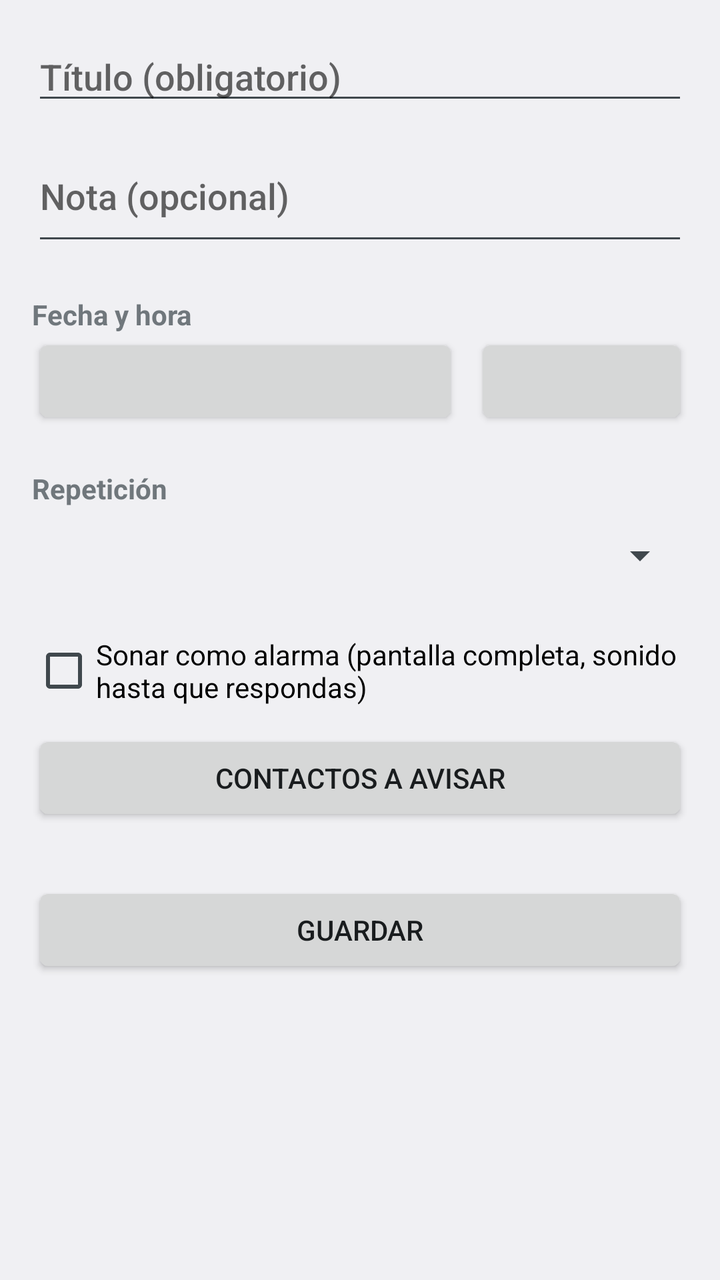
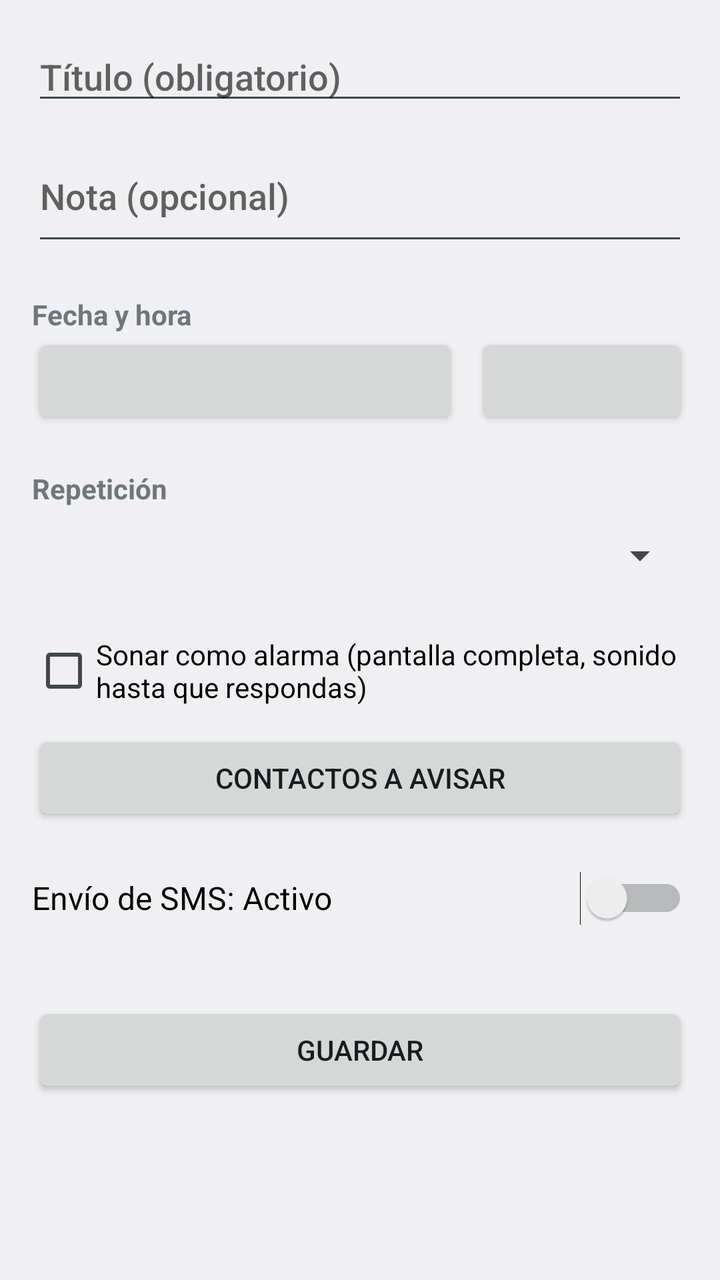

An Android layout rendered at two revisions. The XML below is the earlier revision; the diff shows what the commit changed to produce the second picture.
<!-- AndroidManifest.xml: application theme Tema -->
<!-- res/layout/activity_editar.xml -->
<?xml version="1.0" encoding="utf-8"?>
<ScrollView xmlns:android="http://schemas.android.com/apk/res/android"
    android:layout_width="match_parent"
    android:layout_height="match_parent">

    <LinearLayout
        android:layout_width="match_parent"
        android:layout_height="wrap_content"
        android:orientation="vertical"
        android:padding="16dp">

        <EditText
            android:id="@+id/etTitulo"
            android:layout_width="match_parent"
            android:layout_height="wrap_content"
            android:hint="Título (obligatorio)"
            android:inputType="textCapSentences"
            android:maxLines="1" />

        <EditText
            android:id="@+id/etNota"
            android:layout_width="match_parent"
            android:layout_height="wrap_content"
            android:layout_marginTop="8dp"
            android:hint="Nota (opcional)"
            android:inputType="textCapSentences|textMultiLine"
            android:minLines="2" />

        <TextView
            android:layout_width="wrap_content"
            android:layout_height="wrap_content"
            android:layout_marginTop="20dp"
            android:text="Fecha y hora"
            android:textStyle="bold" />

        <LinearLayout
            android:layout_width="match_parent"
            android:layout_height="wrap_content"
            android:orientation="horizontal">

            <Button
                android:id="@+id/btnFecha"
                android:layout_width="0dp"
                android:layout_height="wrap_content"
                android:layout_weight="2" />

            <Button
                android:id="@+id/btnHora"
                android:layout_width="0dp"
                android:layout_height="wrap_content"
                android:layout_marginStart="8dp"
                android:layout_weight="1" />
        </LinearLayout>

        <TextView
            android:layout_width="wrap_content"
            android:layout_height="wrap_content"
            android:layout_marginTop="20dp"
            android:text="Repetición"
            android:textStyle="bold" />

        <Spinner
            android:id="@+id/spRepeticion"
            android:layout_width="match_parent"
            android:layout_height="wrap_content"
            android:minHeight="48dp" />

        <LinearLayout
            android:id="@+id/filaDias"
            android:layout_width="match_parent"
            android:layout_height="wrap_content"
            android:orientation="horizontal"
            android:visibility="gone" />

        <LinearLayout
            android:id="@+id/filaExtra"
            android:layout_width="match_parent"
            android:layout_height="wrap_content"
            android:orientation="vertical" />

        <CheckBox
            android:id="@+id/cbAlarma"
            android:layout_width="match_parent"
            android:layout_height="wrap_content"
            android:layout_marginTop="16dp"
            android:text="Sonar como alarma (pantalla completa, sonido hasta que respondas)" />

        <Button
            android:id="@+id/btnContactos"
            android:layout_width="match_parent"
            android:layout_height="wrap_content"
            android:layout_marginTop="12dp"
            android:text="Contactos a avisar" />

        <TextView
            android:id="@+id/tvSmsAnulado"
            android:layout_width="wrap_content"
            android:layout_height="wrap_content"
            android:text="SMS anulado para este recordatorio (solo WhatsApp)"
            android:textColor="?android:attr/textColorSecondary"
            android:visibility="gone" />

        <Button
            android:id="@+id/btnGuardar"
            android:layout_width="match_parent"
            android:layout_height="wrap_content"
            android:layout_marginTop="28dp"
            android:text="Guardar" />

        <Button
            android:id="@+id/btnReplicar"
            android:layout_width="match_parent"
            android:layout_height="wrap_content"
            android:layout_marginTop="8dp"
            android:text="Replicar"
            android:visibility="gone" />

        <Button
            android:id="@+id/btnBorrar"
            android:layout_width="match_parent"
            android:layout_height="wrap_content"
            android:layout_marginTop="8dp"
            android:text="Borrar"
            android:visibility="gone" />

        <LinearLayout
            android:id="@+id/listaAvisos"
            android:layout_width="match_parent"
            android:layout_height="wrap_content"
            android:orientation="vertical" />
    </LinearLayout>
</ScrollView>
<!-- resources referenced by this layout -->
<resources>
  <style name="Tema" parent="android:Theme.DeviceDefault.DayNight" />
</resources>

<!-- the commit's change to res/layout/activity_editar.xml (unified diff, before → after) -->
@@ -92,6 +92,24 @@
             android:layout_marginTop="12dp"
             android:text="Contactos a avisar" />
 
+        <Switch
+            android:id="@+id/swSms"
+            android:layout_width="match_parent"
+            android:layout_height="wrap_content"
+            android:layout_marginTop="12dp"
+            android:minHeight="48dp"
+            android:text="Envío de SMS: Activo"
+            android:textSize="16sp" />
+
+        <TextView
+            android:id="@+id/tvSmsBloqueo"
+            android:layout_width="wrap_content"
+            android:layout_height="wrap_content"
+            android:minHeight="40dp"
+            android:gravity="center_vertical"
+            android:textColor="?android:attr/textColorSecondary"
+            android:visibility="gone" />
+
         <TextView
             android:id="@+id/tvSmsAnulado"
             android:layout_width="wrap_content"
